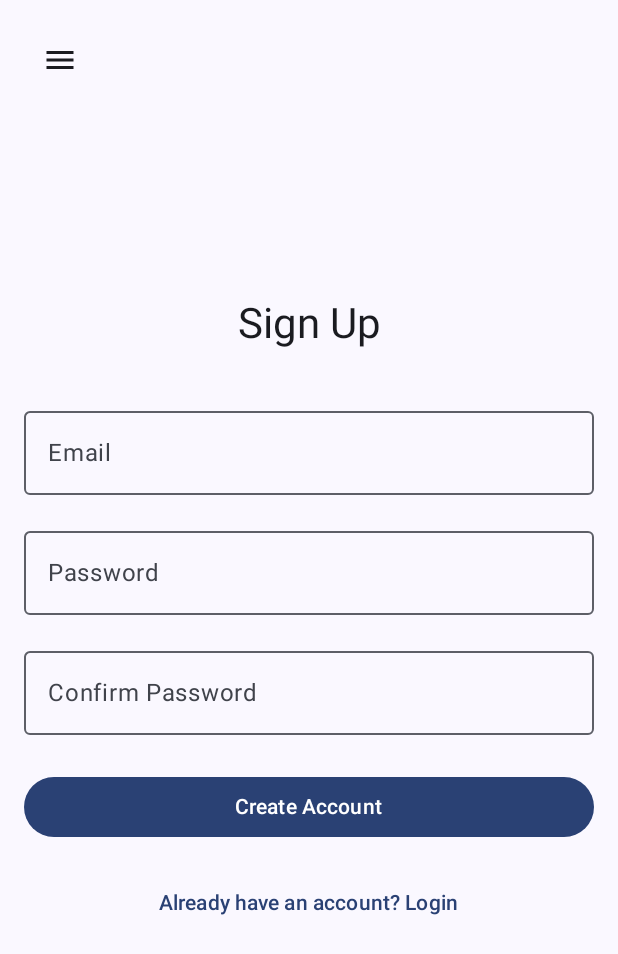
After one commit to Caleb-C6/MadisonMapple, an Android app built with Jetpack Compose: the SignUpScreen screen opened through its navigation route, on a phone screen of 412 x 824 dp. The commit adds this screen. Shown: the top 954 px of the screen. Run offline under Robolectric (Android 15) with nearby library versions, the phone set to English and light mode, and no system bars.

Commit message:
Fixed the sliding on the menu and added login and sign-up screens

```diff
--- a/app/src/main/AndroidManifest.xml
+++ b/app/src/main/AndroidManifest.xml
@@ -1,6 +1,7 @@
 <?xml version="1.0" encoding="utf-8"?>
 <manifest xmlns:android="http://schemas.android.com/apk/res/android"
     xmlns:tools="http://schemas.android.com/tools">
+
     <uses-permission android:name="android.permission.INTERNET" />
     <uses-permission android:name="android.permission.ACCESS_FINE_LOCATION" />
     <uses-permission android:name="android.permission.ACCESS_COARSE_LOCATION" />
@@ -18,6 +19,7 @@
         <meta-data
             android:name="com.google.android.geo.API_KEY"
             android:value="${MAPS_API_KEY}" />
+
         <activity
             android:name=".MainActivity"
             android:exported="true"
--- /dev/null
+++ b/app/src/main/java/com/cs407/myapplication/ui/screens/SignUpScreen.kt
@@ -0,0 +1,79 @@
+package com.cs407.myapplication.ui.screens
+
+import androidx.compose.foundation.layout.*
+import androidx.compose.material3.*
+import androidx.compose.runtime.*
+import androidx.compose.ui.Alignment
+import androidx.compose.ui.Modifier
+import androidx.compose.ui.text.input.PasswordVisualTransformation
+import androidx.compose.ui.unit.dp
+import androidx.navigation.NavController
+
+@OptIn(ExperimentalMaterial3Api::class)
+@Composable
+fun SignUpScreen(navController: NavController) {
+    var email by remember { mutableStateOf("") }
+    var password by remember { mutableStateOf("") }
+    var confirmPassword by remember { mutableStateOf("") }
+
+    Column(
+        modifier = Modifier
+            .fillMaxSize()
+            .padding(16.dp),
+        verticalArrangement = Arrangement.Center,
+        horizontalAlignment = Alignment.CenterHorizontally
+    ) {
+        Text(text = "Sign Up", style = MaterialTheme.typography.headlineMedium)
+        Spacer(modifier = Modifier.height(32.dp))
+
+        OutlinedTextField(
+            value = email,
+            onValueChange = { email = it },
+            label = { Text("Email") },
+            modifier = Modifier.fillMaxWidth()
+        )
+        Spacer(modifier = Modifier.height(16.dp))
+
+        OutlinedTextField(
+            value = password,
+            onValueChange = { password = it },
+            label = { Text("Password") },
+            visualTransformation = PasswordVisualTransformation(),
+            modifier = Modifier.fillMaxWidth()
+        )
+        Spacer(modifier = Modifier.height(16.dp))
+
+        OutlinedTextField(
+            value = confirmPassword,
+            onValueChange = { confirmPassword = it },
+            label = { Text("Confirm Password") },
+            visualTransformation = PasswordVisualTransformation(),
+            modifier = Modifier.fillMaxWidth()
+        )
+        Spacer(modifier = Modifier.height(24.dp))
+
+        Button(
+            onClick = {
+                if (password == confirmPassword) {
+                    println("Attempting to sign up with Email: $email, Password: $password")
+                    navController.popBackStack()
+                } else {
+                    println("Passwords do not match!")
+                }
+            },
+            modifier = Modifier.fillMaxWidth()
+        ) {
+            Text("Create Account")
+        }
+        Spacer(modifier = Modifier.height(16.dp))
+
+        TextButton(
+            onClick = {
+                navController.popBackStack()
+            },
+            modifier = Modifier.fillMaxWidth()
+        ) {
+            Text("Already have an account? Login")
+        }
+    }
+}
--- a/app/src/main/java/com/cs407/myapplication/ui/screens/SlidingMenu.kt
+++ b/app/src/main/java/com/cs407/myapplication/ui/screens/SlidingMenu.kt
@@ -26,8 +26,12 @@ fun SlidingMenu() {
     val navBackStackEntry by navController.currentBackStackEntryAsState()
     val currentRoute = navBackStackEntry?.destination?.route
 
+    // Disable drawer gestures only when on map screen
+    val isMapScreen = currentRoute == "map"
+
     ModalNavigationDrawer(
         drawerState = drawerState,
+        gesturesEnabled = !isMapScreen,
         drawerContent = {
             ModalDrawerSheet {
                 Text(
@@ -37,14 +41,58 @@ fun SlidingMenu() {
                 )
                 HorizontalDivider()
 
+                // Map
                 NavigationDrawerItem(
-                    label = { Text("Apartments") },
+                    label = { Text("Map") },
                     selected = currentRoute == "map",
                     onClick = {
                         scope.launch { drawerState.close() }
                         navController.navigate("map") {
-                            popUpTo(navController.graph.startDestinationId)
+                            popUpTo(navController.graph.startDestinationId) { saveState = true }
                             launchSingleTop = true
+                            restoreState = true
+                        }
+                    }
+                )
+
+                // Apartments
+                NavigationDrawerItem(
+                    label = { Text("Apartments") },
+                    selected = currentRoute == "apartments",
+                    onClick = {
+                        scope.launch { drawerState.close() }
+                        navController.navigate("apartments") {
+                            popUpTo(navController.graph.startDestinationId) { saveState = true }
+                            launchSingleTop = true
+                            restoreState = true
+                        }
+                    }
+                )
+
+                // Profile → LoginScreen
+                NavigationDrawerItem(
+                    label = { Text("Profile") },
+                    selected = currentRoute == "profile" || currentRoute == "signUp",
+                    onClick = {
+                        scope.launch { drawerState.close() }
+                        navController.navigate("profile") {
+                            popUpTo(navController.graph.startDestinationId) { saveState = true }
+                            launchSingleTop = true
+                            restoreState = true
+                        }
+                    }
+                )
+
+                // Chat
+                NavigationDrawerItem(
+                    label = { Text("Chat") },
+                    selected = currentRoute == "chat",
+                    onClick = {
+                        scope.launch { drawerState.close() }
+                        navController.navigate("chat") {
+                            popUpTo(navController.graph.startDestinationId) { saveState = true }
+                            launchSingleTop = true
+                            restoreState = true
                         }
                     }
                 )
@@ -52,11 +100,12 @@ fun SlidingMenu() {
         }
     ) {
         Scaffold { innerPadding ->
-            Box(modifier = Modifier
-                .fillMaxSize()
-                .padding(innerPadding)) {
-
-                // Menu icon button
+            Box(
+                modifier = Modifier
+                    .fillMaxSize()
+                    .padding(innerPadding)
+            ) {
+                // Drawer button
                 IconButton(
                     onClick = { scope.launch { drawerState.open() } },
                     modifier = Modifier
@@ -67,16 +116,30 @@ fun SlidingMenu() {
                     Icon(Icons.Default.Menu, contentDescription = "Menu")
                 }
 
-                // Navigation host
+                // Navigation Host
                 NavHost(
                     navController = navController,
-                    startDestination = "home",
+                    startDestination = "map",
                     modifier = Modifier.fillMaxSize()
                 ) {
-                    composable("home") { Text("hi mom") }
+                    // Core Screens
                     composable("map") { MapScreen() }
+                    composable("apartments") { PlaceholderScreen("Apartments List") }
+                    composable("chat") { PlaceholderScreen("Chat Interface") }
+
+                    // 👇 Login + Sign Up Screens
+                    composable("profile") { LoginScreen(navController) }
+                    composable("signUp") { SignUpScreen(navController) }
                 }
             }
         }
     }
 }
+
+// Simple placeholder for temporary screens
+@Composable
+fun PlaceholderScreen(text: String) {
+    Box(modifier = Modifier.fillMaxSize(), contentAlignment = Alignment.Center) {
+        Text(text = text, style = MaterialTheme.typography.headlineMedium)
+    }
+}
```
Also changed, not shown: app/build.gradle.kts (+8 -1 lines), app/src/main/java/com/cs407/myapplication/ui/screens/LoginScreen.kt (added, +64 -0 lines), app/src/main/java/com/cs407/myapplication/MainActivity.kt (line endings or trailing spaces), 2 other files.
